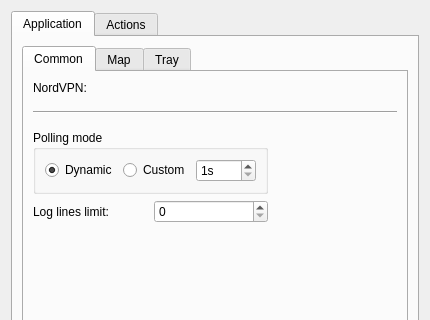
The window that src/settings/settingsdialog.ui (sendevent/yangl) describes before a commit, drawn with Qt 5; both pictures show x 0 to 430 and y 0 to 320 of the 430 by 650 pixel window.
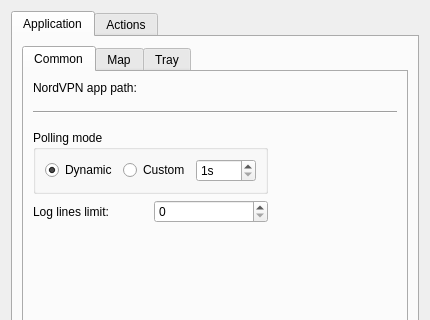
The same window after the commit. Custom widgets are drawn as their Qt base class.

Commit message: Improve the nvpn app path selector title

What changed in the file:
```diff
--- a/src/settings/settingsdialog.ui
+++ b/src/settings/settingsdialog.ui
@@ -166,7 +166,7 @@
            <item row="0" column="0">
             <widget class="QLabel" name="label">
              <property name="text">
-              <string>NordVPN:</string>
+              <string>NordVPN app path:</string>
              </property>
             </widget>
            </item>
```
